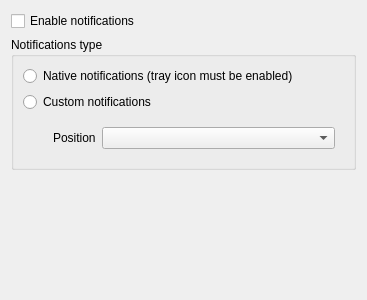
Above: src/librssguard/gui/settings/settingsnotifications.ui from martinrotter/rssguard before the change. Below: the same form after it.
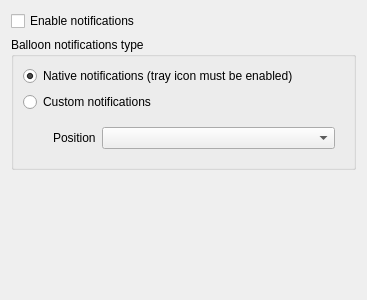
That is the form after the change. Custom widgets are drawn as their Qt base class.

```diff
--- a/src/librssguard/gui/settings/settingsnotifications.ui
+++ b/src/librssguard/gui/settings/settingsnotifications.ui
@@ -37,7 +37,7 @@
    <item row="2" column="0" colspan="2">
     <widget class="QGroupBox" name="m_gbNotificationsType">
      <property name="title">
-      <string>Notifications type</string>
+      <string>Balloon notifications type</string>
      </property>
      <layout class="QFormLayout" name="formLayout_2">
       <item row="0" column="0" colspan="2">
@@ -45,6 +45,9 @@
         <property name="text">
          <string>Native notifications (tray icon must be enabled)</string>
         </property>
+        <property name="checked">
+         <bool>true</bool>
+        </property>
        </widget>
       </item>
       <item row="1" column="0" colspan="2">
```
